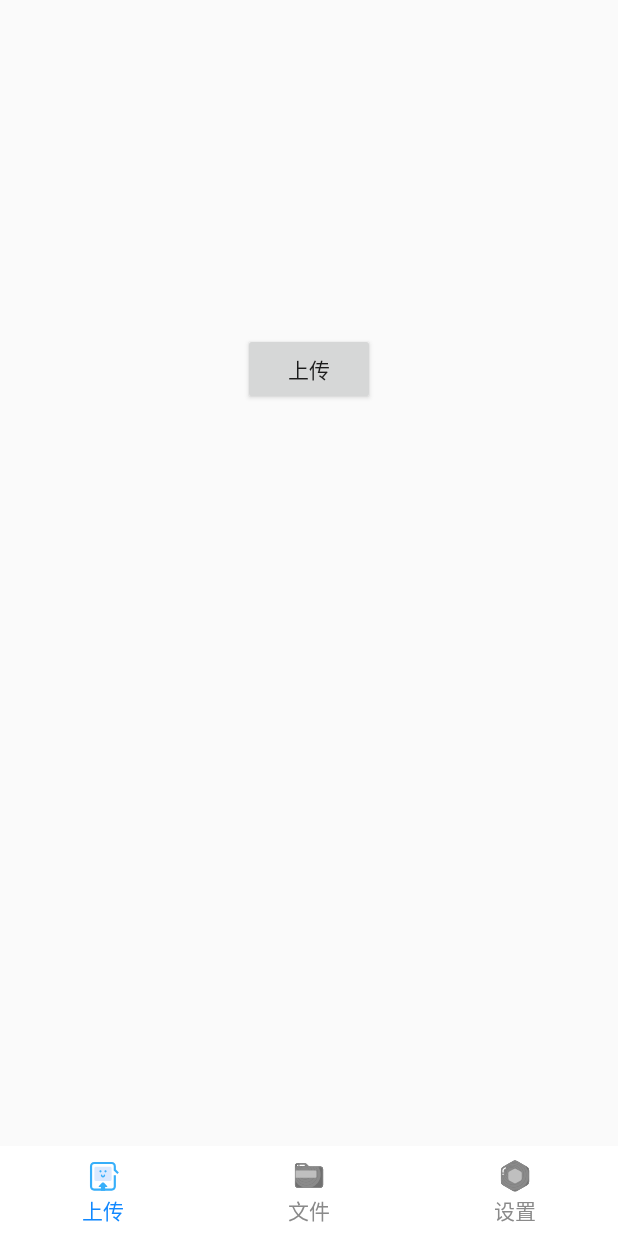
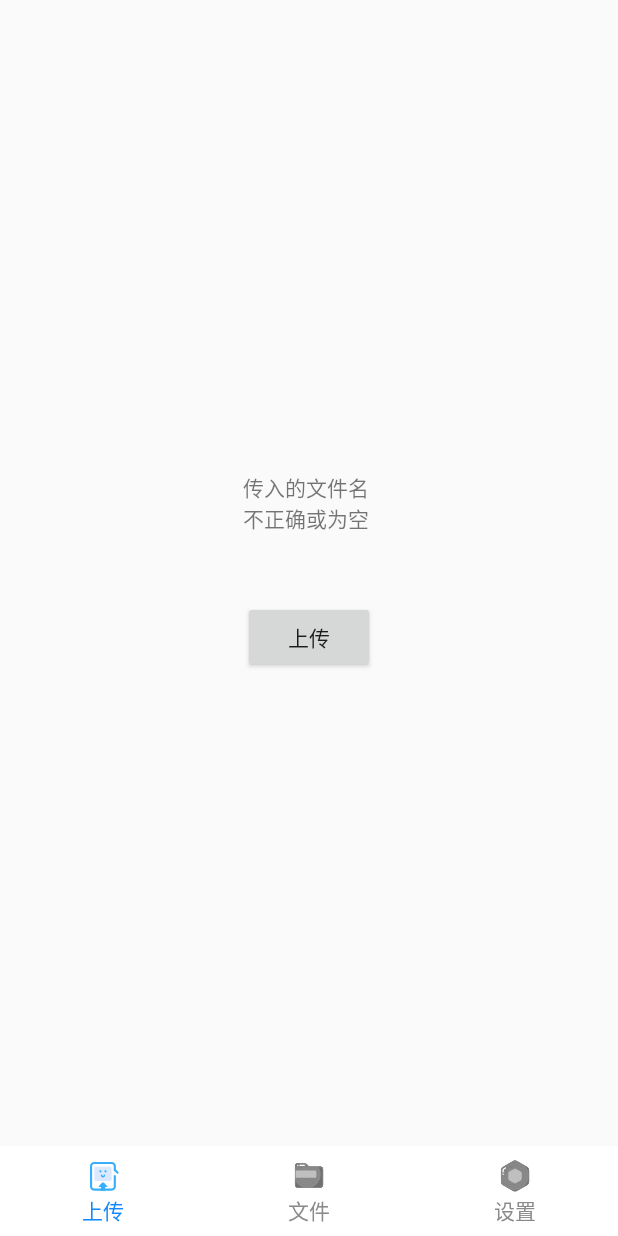
Before and after one commit to Wnliam/uqdateAPP-Android-native, an Android app: the MainActivity screen opened directly, with no data from a screen before it, after a tap on "上传", on a phone screen of 412 x 824 dp. Run offline under Robolectric (Android 15) with nearby library versions, the phone set to English and light mode, and no system bars.

Commit message:
添加了判断文件类型的类

```diff
--- a/app/src/main/java/com/example/hasee/uqdate/pager/UploadPager.java
+++ b/app/src/main/java/com/example/hasee/uqdate/pager/UploadPager.java
@@ -5,8 +5,10 @@ import android.content.Intent;
 import android.net.Uri;
 import android.view.View;
 import android.widget.Button;
+import android.widget.TextView;
 
 import com.example.hasee.uqdate.R;
+import com.example.hasee.uqdate.util.FileTypeUtil;
 
 import java.io.File;
 
@@ -21,6 +23,7 @@ import java.io.File;
 */
 public class UploadPager extends BasePager {
     Button btn_upload;
+    TextView tv_1,tv_2;
     Intent intent = null;
     public UploadPager(Context context) {
         super(context);
@@ -35,17 +38,33 @@ public class UploadPager extends BasePager {
     public void initViews() {
         initData(null);
         btn_upload = mRootView.findViewById(R.id.btn_upload);
+        tv_1 = mRootView.findViewById(R.id.textView2);
+        tv_2 = mRootView.findViewById(R.id.textView3);
         btn_upload.setOnClickListener(new View.OnClickListener() {
             @Override
             public void onClick(View v) {
-                getIntentFileURL();
-
+                tv_1.setText(getIntentFileURL());
+                //对非文件或空对象进行异常捕获
+                try {
+                    tv_2.setText(FileTypeUtil.getFileType(getIntentFileURL()));
+                } catch (Exception e) {
+                    tv_2.setText("传入的文件名不正确或为空");
+                }
             }
         });
     }
 
+    /**
+    * 在这里我们对每次载入传进来的数据进行处理
+    * @author      Wnliam
+    * @return
+    * @exception
+    * @date        2019/1/23 14:42
+    */
     @Override
     public void initData(Object data) {
+        //进行为空判断，避免空指针
+        if (null != data)
         intent = (Intent)data;
     }
 
@@ -69,11 +88,4 @@ public class UploadPager extends BasePager {
         }
         return str;
     }
-
-    private String getTypeFactory(){
-        String type = intent.getType();
-        if (type.equals(""))
-            return "";
-        else return "";
-    }
 }
--- a/app/src/main/res/layout/pager_upload.xml
+++ b/app/src/main/res/layout/pager_upload.xml
@@ -1,14 +1,39 @@
 <?xml version="1.0" encoding="utf-8"?>
-<RelativeLayout
-    xmlns:android="http://schemas.android.com/apk/res/android" android:layout_width="match_parent"
-    android:layout_height="match_parent">
+<RelativeLayout xmlns:android="http://schemas.android.com/apk/res/android"
+    android:layout_width="match_parent"
+    android:layout_height="match_parent"
+    android:gravity="center_vertical|center_horizontal">
 
-    <Button
-        android:id="@+id/btn_upload"
+    <LinearLayout
         android:layout_width="wrap_content"
         android:layout_height="wrap_content"
+        android:layout_alignParentStart="true"
         android:layout_alignParentTop="true"
-        android:layout_centerHorizontal="true"
-        android:layout_marginTop="222dp"
-        android:text="上传" />
+        android:orientation="vertical">
+
+        <TextView
+            android:id="@+id/textView3"
+            android:layout_width="match_parent"
+            android:layout_height="wrap_content"
+            android:text="TextView" />
+
+        <TextView
+            android:id="@+id/textView2"
+            android:layout_width="wrap_content"
+            android:layout_height="wrap_content"
+            android:layout_alignStart="@+id/btn_upload"
+            android:layout_alignParentTop="true"
+            android:layout_marginStart="-13dp"
+            android:layout_marginTop="25dp"
+            android:text="TextView" />
+
+        <Button
+            android:id="@+id/btn_upload"
+            android:layout_width="wrap_content"
+            android:layout_height="wrap_content"
+            android:layout_alignParentTop="true"
+            android:layout_alignParentEnd="true"
+            android:text="上传" />
+
+    </LinearLayout>
 </RelativeLayout>
```
Also changed, not shown: app/src/main/java/com/example/hasee/uqdate/MainActivity.java (+5 -4 lines), app/src/main/java/com/example/hasee/uqdate/util/FileTypeUtil.java (added, +68 -0 lines).
